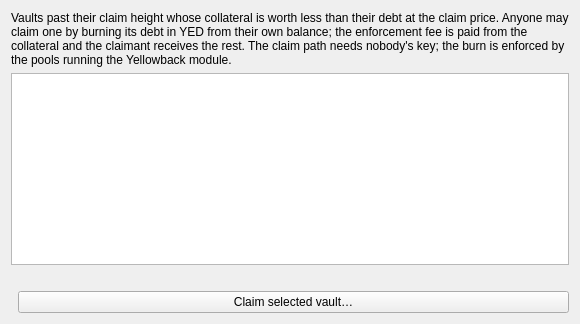
This is src/yellowbackclaim.ui in boyfromcave/yecwallet-dd as Qt 5 draws it before an edit. The edited form follows.
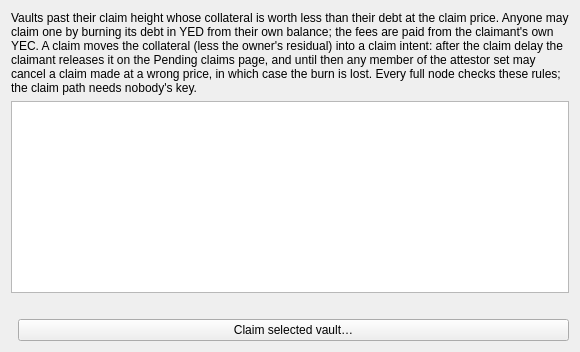
This is the edited form.

Commit message: Yellowback: rpcversion 5 (the vault upgrade): claim intents, Pending claims (release, attestor cancel), attestor set membership and heartbeat; sweep and enforcement UI removed

What changed in the file:
```diff
--- a/src/yellowbackclaim.ui
+++ b/src/yellowbackclaim.ui
@@ -6,7 +6,7 @@
    <item>
     <widget class="QLabel" name="lblClaimIntro">
      <property name="wordWrap"><bool>true</bool></property>
-     <property name="text"><string>Vaults past their claim height whose collateral is worth less than their debt at the claim price. Anyone may claim one by burning its debt in YED from their own balance; the enforcement fee is paid from the collateral and the claimant receives the rest. The claim path needs nobody's key; the burn is enforced by the pools running the Yellowback module.</string></property>
+     <property name="text"><string>Vaults past their claim height whose collateral is worth less than their debt at the claim price. Anyone may claim one by burning its debt in YED from their own balance; the fees are paid from the claimant's own YEC. A claim moves the collateral (less the owner's residual) into a claim intent: after the claim delay the claimant releases it on the Pending claims page, and until then any member of the attestor set may cancel a claim made at a wrong price, in which case the burn is lost. Every full node checks these rules; the claim path needs nobody's key.</string></property>
     </widget>
    </item>
    <item>
```
The commit also changes 20 other files.
